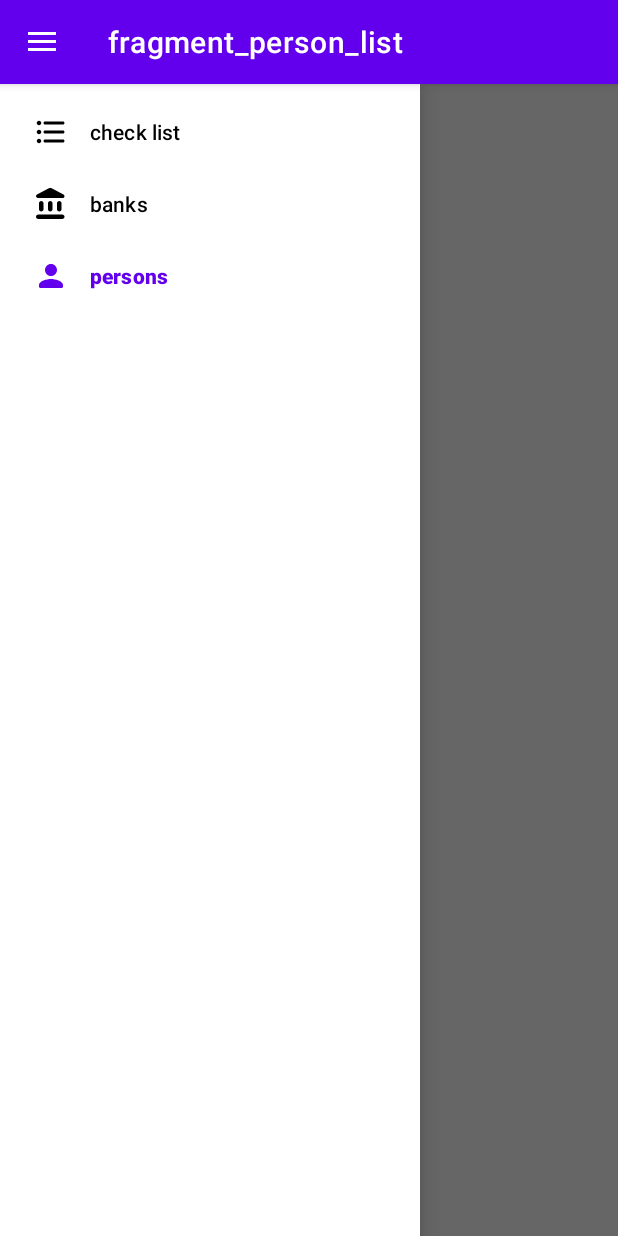
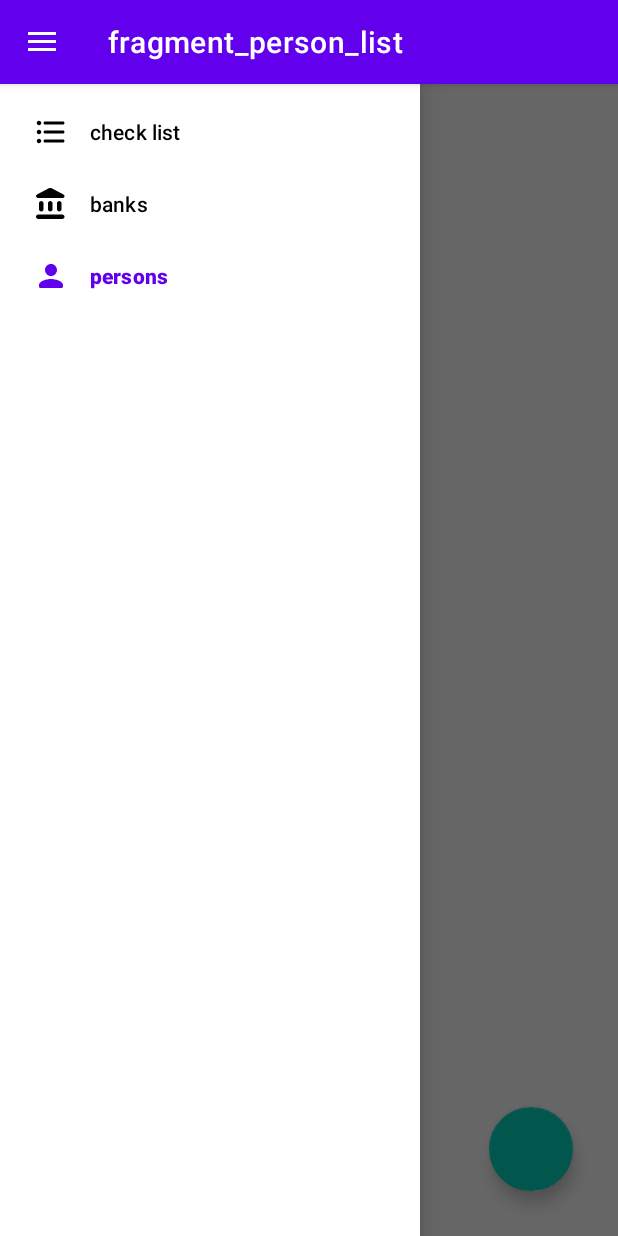
Before and after one commit to alisafavi/Check, an Android app: the PersonListFragment screen opened through its navigation route, with the side drawer open, on a phone screen of 412 x 824 dp. Run offline under Robolectric (Android 15) with nearby library versions, the phone set to English and light mode, and no system bars; our stand-ins replace Dagger/Hilt's generated code, data binding, navigation-ui.

Commit message:
work on PersonListFragment.kt

```diff
--- a/app/src/main/java/aliSafavi/check/data/Daos.kt
+++ b/app/src/main/java/aliSafavi/check/data/Daos.kt
@@ -31,7 +31,7 @@ interface PersonDao{
     @Update
     suspend fun update(person: Person)
     @Query("select * from Person")
-    fun getAllPersons() : Flow<List<Person>>
+    suspend fun getAllPersons() : List<Person>
     @Query("select * from Person where pId = :id")
     suspend fun getPersonById(id : Int) : Person
     @Query("select * from Person where name = :name OR phoneNumber = :pNum")
--- a/app/src/main/java/aliSafavi/check/person/PersonListFragment.kt
+++ b/app/src/main/java/aliSafavi/check/person/PersonListFragment.kt
@@ -1,20 +1,54 @@
 package aliSafavi.check.person
 
 import aliSafavi.check.R
+import aliSafavi.check.databinding.FragmentPersonListBinding
 import android.os.Bundle
 import androidx.fragment.app.Fragment
 import android.view.LayoutInflater
 import android.view.View
 import android.view.ViewGroup
+import android.widget.ArrayAdapter
+import androidx.core.os.bundleOf
+import androidx.fragment.app.viewModels
+import androidx.navigation.Navigation
+import androidx.navigation.findNavController
+import androidx.navigation.fragment.findNavController
+import dagger.hilt.android.AndroidEntryPoint
+import kotlinx.coroutines.runBlocking
 
+@AndroidEntryPoint
 class PersonListFragment : Fragment() {
+
+    private lateinit var binding : FragmentPersonListBinding
+    private val viewModel : PersonListViewModle by viewModels()
 
     override fun onCreateView(
         inflater: LayoutInflater, container: ViewGroup?,
         savedInstanceState: Bundle?
     ): View? {
         // Inflate the layout for this fragment
-        return inflater.inflate(R.layout.fragment_person_list, container, false)
+        binding = FragmentPersonListBinding.inflate(inflater, container, false)
+
+        runBlocking {
+            val persons = viewModel.getAllPersons()
+            val personsName = persons.map { it.name }
+
+            val adapter = ArrayAdapter<String>(requireContext(),android.R.layout.simple_list_item_1,personsName)
+            binding.personList.apply {
+                setAdapter(adapter)
+                setOnItemClickListener { adapterView, view, position, l ->
+                    val bundel = bundleOf("personId" to persons.get(position).pId)
+                    findNavController().navigate(R.id.action_personListFragment_to_personFragment,bundel)
+                }
+            }
+        }
+
+        binding.btnNewPerson.setOnClickListener {
+            findNavController().navigate(R.id.action_personListFragment_to_personFragment)
+        }
+
+
+        return binding.root
     }
 
 }
--- /dev/null
+++ b/app/src/main/java/aliSafavi/check/person/PersonListViewModle.kt
@@ -0,0 +1,17 @@
+package aliSafavi.check.person
+
+import aliSafavi.check.model.Person
+import aliSafavi.check.repository.PersonRepository
+import androidx.lifecycle.ViewModel
+import dagger.hilt.android.lifecycle.HiltViewModel
+import javax.inject.Inject
+
+@HiltViewModel
+class PersonListViewModle @Inject constructor(
+    private val repository: PersonRepository
+) : ViewModel() {
+    suspend fun getAllPersons(): List<Person> {
+        return repository.getAllPersons()
+    }
+
+}
--- a/app/src/main/java/aliSafavi/check/repository/PersonRepository.kt
+++ b/app/src/main/java/aliSafavi/check/repository/PersonRepository.kt
@@ -20,4 +20,6 @@ class PersonRepository @Inject constructor(
     suspend fun checkPerson(person: Person) = personDao.checkPerson(person.name,person.phoneNumber)
 
     suspend fun getPersonById(id : Int) = personDao.getPersonById(id)
+
+    suspend fun getAllPersons(): List<Person> = personDao.getAllPersons()
 }
--- a/app/src/main/res/layout/fragment_person_list.xml
+++ b/app/src/main/res/layout/fragment_person_list.xml
@@ -1,8 +1,28 @@
 <?xml version="1.0" encoding="utf-8"?>
-<FrameLayout xmlns:android="http://schemas.android.com/apk/res/android"
-    xmlns:tools="http://schemas.android.com/tools"
-    android:layout_width="match_parent"
-    android:layout_height="match_parent"
-    tools:context=".PersonListFragment">
+<layout xmlns:android="http://schemas.android.com/apk/res/android"
+    xmlns:tools="http://schemas.android.com/tools">
 
-</FrameLayout>
+    <data>
+
+    </data>
+
+    <FrameLayout
+        android:layout_width="match_parent"
+        android:layout_height="match_parent">
+
+        <ListView
+            android:id="@+id/person_list"
+            android:layout_width="match_parent"
+            android:layout_height="match_parent" />
+
+        <com.google.android.material.floatingactionbutton.FloatingActionButton
+            android:id="@+id/btn_new_person"
+            android:layout_width="wrap_content"
+            android:layout_height="wrap_content"
+            android:layout_gravity="right|bottom"
+            android:layout_margin="30dp" />
+
+    </FrameLayout>
+
+
+</layout>
```
Also changed, not shown: app/src/main/res/layout/fragment_check_list.xml (+15 -0 lines).
